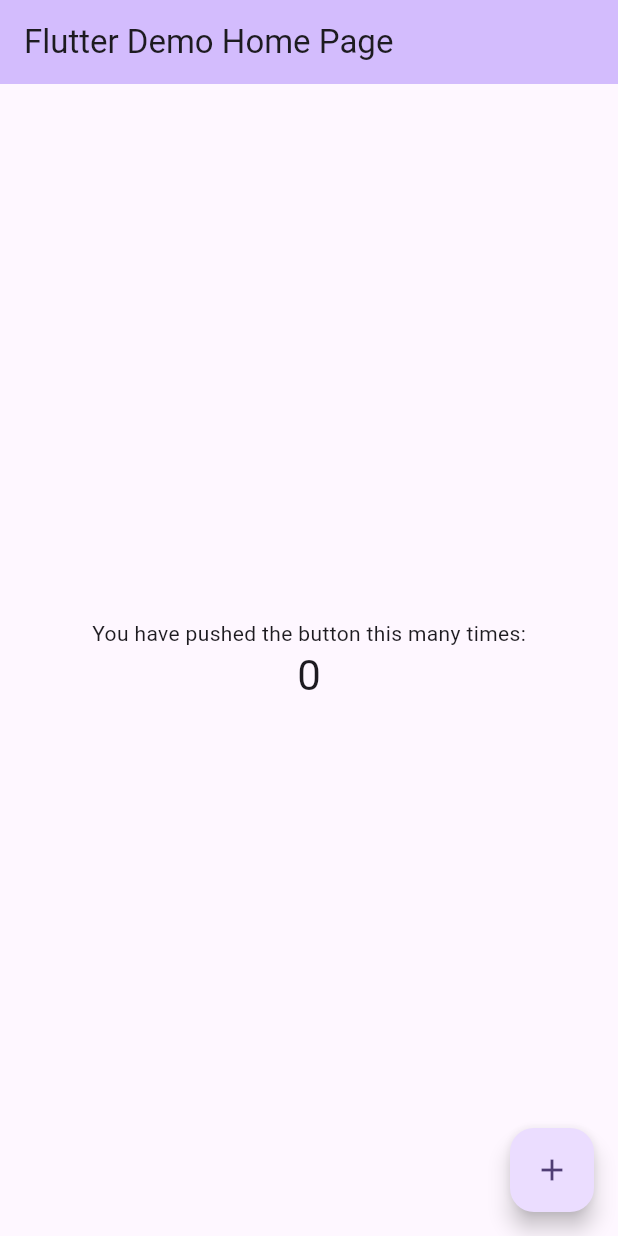
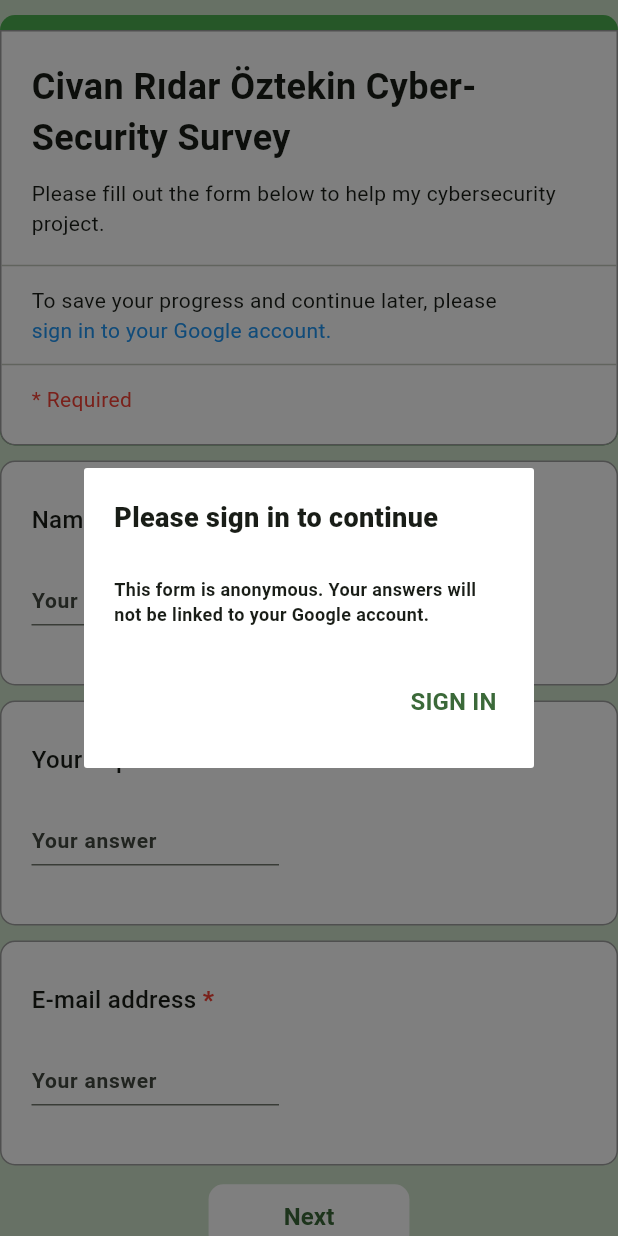
Before and after one commit to CROztk/CROztk.github.io, a Flutter app: the screen it shows after launch, on a phone screen of 412 x 824 dp. Run offline on Flutter 3.47's test engine with Material 3 defaults, Android fonts, the light colour scheme and no system bars; our stand-ins replace google_fonts.

Commit message:
new pages

```diff
--- a/lib/main.dart
+++ b/lib/main.dart
@@ -1,3 +1,5 @@
+import 'package:cro_website/pages/MyHomePage.dart';
+import 'package:cro_website/pages/MyLoginPage.dart';
 import 'package:flutter/material.dart';
 
 void main() {
@@ -11,115 +13,20 @@
   @override
   Widget build(BuildContext context) {
     return MaterialApp(
-      title: 'Flutter Demo',
+      title: 'Civan Rıdar Öztekin Form',
+      debugShowCheckedModeBanner: false,
+      routes: {
+        '/home': (context) => const MyHomePage(),
+        '/login': (context) => const MyLoginPage(),
+      },
       theme: ThemeData(
-        // This is the theme of your application.
-        //
-        // TRY THIS: Try running your application with "flutter run". You'll see
-        // the application has a purple toolbar. Then, without quitting the app,
-        // try changing the seedColor in the colorScheme below to Colors.green
-        // and then invoke "hot reload" (save your changes or press the "hot
-        // reload" button in a Flutter-supported IDE, or press "r" if you used
-        // the command line to start the app).
-        //
-        // Notice that the counter didn't reset back to zero; the application
-        // state is not lost during the reload. To reset the state, use hot
-        // restart instead.
-        //
-        // This works for code too, not just values: Most code changes can be
-        // tested with just a hot reload.
-        colorScheme: ColorScheme.fromSeed(seedColor: Colors.deepPurple),
+        colorScheme: ColorScheme.fromSeed(
+          seedColor: Colors.green,
+          surface: const Color(0xFFCFE3CB),
+        ),
         useMaterial3: true,
       ),
-      home: const MyHomePage(title: 'Flutter Demo Home Page'),
+      home: const MyHomePage(),
     );
   }
 }
-
-class MyHomePage extends StatefulWidget {
-  const MyHomePage({super.key, required this.title});
-
-  // This widget is the home page of your application. It is stateful, meaning
-  // that it has a State object (defined below) that contains fields that affect
-  // how it looks.
-
-  // This class is the configuration for the state. It holds the values (in this
-  // case the title) provided by the parent (in this case the App widget) and
-  // used by the build method of the State. Fields in a Widget subclass are
-  // always marked "final".
-
-  final String title;
-
-  @override
-  State<MyHomePage> createState() => _MyHomePageState();
-}
-
-class _MyHomePageState extends State<MyHomePage> {
-  int _counter = 0;
-
-  void _incrementCounter() {
-    setState(() {
-      // This call to setState tells the Flutter framework that something has
-      // changed in this State, which causes it to rerun the build method below
-      // so that the display can reflect the updated values. If we changed
-      // _counter without calling setState(), then the build method would not be
-      // called again, and so nothing would appear to happen.
-      _counter++;
-    });
-  }
-
-  @override
-  Widget build(BuildContext context) {
-    // This method is rerun every time setState is called, for instance as done
-    // by the _incrementCounter method above.
-    //
-    // The Flutter framework has been optimized to make rerunning build methods
-    // fast, so that you can just rebuild anything that needs updating rather
-    // than having to individually change instances of widgets.
-    return Scaffold(
-      appBar: AppBar(
-        // TRY THIS: Try changing the color here to a specific color (to
-        // Colors.amber, perhaps?) and trigger a hot reload to see the AppBar
-        // change color while the other colors stay the same.
-        backgroundColor: Theme.of(context).colorScheme.inversePrimary,
-        // Here we take the value from the MyHomePage object that was created by
-        // the App.build method, and use it to set our appbar title.
-        title: Text(widget.title),
-      ),
-      body: Center(
-        // Center is a layout widget. It takes a single child and positions it
-        // in the middle of the parent.
-        child: Column(
-          // Column is also a layout widget. It takes a list of children and
-          // arranges them vertically. By default, it sizes itself to fit its
-          // children horizontally, and tries to be as tall as its parent.
-          //
-          // Column has various properties to control how it sizes itself and
-          // how it positions its children. Here we use mainAxisAlignment to
-          // center the children vertically; the main axis here is the vertical
-          // axis because Columns are vertical (the cross axis would be
-          // horizontal).
-          //
-          // TRY THIS: Invoke "debug painting" (choose the "Toggle Debug Paint"
-          // action in the IDE, or press "p" in the console), to see the
-          // wireframe for each widget.
-          mainAxisAlignment: MainAxisAlignment.center,
-          children: <Widget>[
-            const Text(
-              'You have pushed the button this many times:',
-            ),
-            Text(
-              '$_counter',
-              style: Theme.of(context).textTheme.headlineMedium,
-            ),
-          ],
-        ),
-      ),
-      floatingActionButton: FloatingActionButton(
-        onPressed: _incrementCounter,
-        tooltip: 'Increment',
-        child: const Icon(Icons.add),
-      ), // This trailing comma makes auto-formatting nicer for build methods.
-    );
-  }
-}
--- /dev/null
+++ b/lib/pages/MyHomePage.dart
@@ -0,0 +1,325 @@
+// ignore_for_file: prefer_const_constructors, prefer_const_literals_to_create_immutables
+
+import 'package:flutter/material.dart';
+import 'package:google_fonts/google_fonts.dart';
+
+class MyHomePage extends StatelessWidget {
+  const MyHomePage({super.key});
+
+  @override
+  Widget build(BuildContext context) {
+    double width = MediaQuery.of(context).size.width;
+    return Scaffold(
+        body: Stack(
+      children: [
+        SingleChildScrollView(
+          child: Center(
+            child: Column(
+              children: [
+                SizedBox(height: 10),
+                Container(
+                  width: 640,
+                  decoration: BoxDecoration(
+                    color: Colors.green,
+                    borderRadius: BorderRadius.circular(10),
+                  ),
+                  child: Column(
+                    children: [
+                      SizedBox(
+                        height: 10,
+                      ),
+                      Container(
+                        width: 640,
+                        decoration: BoxDecoration(
+                            color: Colors.white,
+                            borderRadius: BorderRadius.only(
+                              bottomLeft: Radius.circular(10),
+                              bottomRight: Radius.circular(10),
+                            ),
+                            border: Border.all(color: Colors.grey)),
+                        padding: EdgeInsets.symmetric(vertical: 20),
+                        child: Column(
+                          crossAxisAlignment: CrossAxisAlignment.start,
+                          children: [
+                            Padding(
+                              padding: EdgeInsets.symmetric(horizontal: 20),
+                              child: Text(
+                                'Civan Rıdar Öztekin Cyber-Security Survey',
+                                style: GoogleFonts.roboto(
+                                  fontSize: 24,
+                                  fontWeight: FontWeight.bold,
+                                ),
+                              ),
+                            ),
+                            Padding(
+                              padding: EdgeInsets.symmetric(
+                                  horizontal: 20, vertical: 10),
+                              child: Text(
+                                "Please fill out the form below to help my cybersecurity project.",
+                                style: GoogleFonts.roboto(),
+                              ),
+                            ),
+                            const Divider(),
+                            const SizedBox(height: 5),
+                            Padding(
+                              padding:
+                                  const EdgeInsets.symmetric(horizontal: 20),
+                              child: _signinTextWidget(width),
+                            ),
+                            const SizedBox(height: 5),
+                            const Divider(),
+                            const SizedBox(height: 5),
+                            Padding(
+                              padding:
+                                  const EdgeInsets.symmetric(horizontal: 20),
+                              child: Text(
+                                '* Required',
+                                style: GoogleFonts.roboto(color: Colors.red),
+                              ),
+                            ),
+                          ],
+                        ),
+                      ),
+                    ],
+                  ),
+                ),
+                SizedBox(height: 10),
+                Container(
+                  width: 640,
+                  height: 150,
+                  decoration: BoxDecoration(
+                      color: Colors.white,
+                      borderRadius: BorderRadius.circular(10),
+                      border: Border.all(color: Colors.grey)),
+                  padding: EdgeInsets.all(20),
+                  child: Column(
+                    crossAxisAlignment: CrossAxisAlignment.start,
+                    mainAxisAlignment: MainAxisAlignment.spaceEvenly,
+                    children: [
+                      Row(
+                        children: [
+                          Text("Name - Surname ",
+                              style: GoogleFonts.roboto(
+                                  fontSize: 16, fontWeight: FontWeight.w500)),
+                          Text("*",
+                              style: GoogleFonts.roboto(
+                                  color: Colors.red,
+                                  fontSize: 16,
+                                  fontWeight: FontWeight.w900)),
+                        ],
+                      ),
+                      const SizedBox(height: 5),
+                      LayoutBuilder(builder: (context, constraints) {
+                        return SizedBox(
+                          height: 40,
+                          width: constraints.maxWidth / 2 - 20,
+                          child: TextField(
+                            decoration: InputDecoration(
+                              hintText: 'Your answer',
+                            ),
+                            style: GoogleFonts.roboto(
+                              fontSize: 14,
+                              fontWeight: FontWeight.w600,
+                            ),
+                          ),
+                        );
+                      }),
+                      const SizedBox(height: 5),
+                    ],
+                  ),
+                ),
+                SizedBox(height: 10),
+                Container(
+                  width: 640,
+                  height: 150,
+                  decoration: BoxDecoration(
+                      color: Colors.white,
+                      borderRadius: BorderRadius.circular(10),
+                      border: Border.all(color: Colors.grey)),
+                  padding: EdgeInsets.all(20),
+                  child: Column(
+                    crossAxisAlignment: CrossAxisAlignment.start,
+                    mainAxisAlignment: MainAxisAlignment.spaceEvenly,
+                    children: [
+                      Row(
+                        children: [
+                          Text("Your department ",
+                              style: GoogleFonts.roboto(
+                                  fontSize: 16, fontWeight: FontWeight.w500)),
+                          Text("*",
+                              style: GoogleFonts.roboto(
+                                  color: Colors.red,
+                                  fontSize: 16,
+                                  fontWeight: FontWeight.w900)),
+                        ],
+                      ),
+                      const SizedBox(height: 5),
+                      LayoutBuilder(builder: (context, constraints) {
+                        return SizedBox(
+                          height: 40,
+                          width: constraints.maxWidth / 2 - 20,
+                          child: TextField(
+                            decoration: InputDecoration(
+                              hintText: 'Your answer',
+                            ),
+                            style: GoogleFonts.roboto(
+                              fontSize: 14,
+                              fontWeight: FontWeight.w600,
+                            ),
+                          ),
+                        );
+                      }),
+                      const SizedBox(height: 5),
+                    ],
+                  ),
+                ),
+                SizedBox(height: 10),
+                Container(
+                  width: 640,
+                  height: 150,
+                  decoration: BoxDecoration(
+                      color: Colors.white,
+                      borderRadius: BorderRadius.circular(10),
+                      border: Border.all(color: Colors.grey)),
+                  padding: EdgeInsets.all(20),
+                  child: Column(
+                    crossAxisAlignment: CrossAxisAlignment.start,
+                    mainAxisAlignment: MainAxisAlignment.spaceEvenly,
+                    children: [
+                      Row(
+                        children: [
+                          Text("E-mail address ",
+                              style: GoogleFonts.roboto(
+                                  fontSize: 16, fontWeight: FontWeight.w500)),
+                          Text("*",
+                              style: GoogleFonts.roboto(
+                                  color: Colors.red,
+                                  fontSize: 16,
+                                  fontWeight: FontWeight.w900)),
+                        ],
+                      ),
+                      const SizedBox(height: 5),
+                      LayoutBuilder(builder: (context, constraints) {
+                        return SizedBox(
+                          height: 40,
+                          width: constraints.maxWidth / 2 - 20,
+                          child: TextField(
+                            decoration: InputDecoration(
+                              hintText: 'Your answer',
+                            ),
+                            style: GoogleFonts.roboto(
+                              fontSize: 14,
+                              fontWeight: FontWeight.w600,
+                            ),
+                          ),
+                        );
+                      }),
+                      const SizedBox(height: 5),
+                    ],
+                  ),
+                ),
+                SizedBox(height: 10),
+                TextButton(
+                    onPressed: () {},
+                    style: TextButton.styleFrom(
+                      backgroundColor: Colors.white,
+                      padding:
+                          EdgeInsets.symmetric(horizontal: 50, vertical: 10),
+                      shape: RoundedRectangleBorder(
+                        borderRadius: BorderRadius.circular(10),
+                      ),
+                    ),
+                    child: Text("Next",
+                        style: GoogleFonts.roboto(
+                            fontSize: 16, fontWeight: FontWeight.w600))),
+              ],
+            ),
+          ),
+        ),
+        Container(
+          width: MediaQuery.of(context).size.width,
+          height: MediaQuery.of(context).size.height,
+          color: Colors.black.withOpacity(0.5),
+          child: Center(
+            child: Container(
+              width: 300,
+              height: 200,
+              padding: EdgeInsets.all(20),
+              decoration: BoxDecoration(
+                color: Colors.white,
+                borderRadius: BorderRadius.circular(2),
+              ),
+              child: Column(
+                mainAxisAlignment: MainAxisAlignment.spaceBetween,
+                crossAxisAlignment: CrossAxisAlignment.start,
+                children: [
+                  Text(
+                    'Please sign in to continue',
+                    style: GoogleFonts.roboto(
+                      fontSize: 18,
+                      fontWeight: FontWeight.w900,
+                    ),
+                  ),
+                  Text(
+                    'This form is anonymous. Your answers will not be linked to your Google account.',
+                    style: GoogleFonts.roboto(
+                        fontSize: 12, fontWeight: FontWeight.w600),
+                  ),
+                  Row(
+                    mainAxisAlignment: MainAxisAlignment.end,
+                    children: [
+                      ElevatedButton(
+                        onPressed: () {
+                          Navigator.pushNamed(context, '/login');
+                        },
+                        style: ElevatedButton.styleFrom(
+                          padding:
+                              EdgeInsets.symmetric(horizontal: 5, vertical: 10),
+                          shape: RoundedRectangleBorder(
+                            borderRadius: BorderRadius.circular(2),
+                          ),
+                          backgroundColor: Colors.transparent,
+                          elevation: 0,
+                          overlayColor: Colors.green,
+                          shadowColor: Colors.transparent,
+                        ),
+                        child: Text("SIGN IN",
+                            style: GoogleFonts.roboto(
+                                fontSize: 16, fontWeight: FontWeight.w600)),
+                      ),
+                    ],
+                  ),
+                ],
+              ),
+            ),
+          ),
+        ),
+      ],
+    ));
+  }
+
+  Widget _signinTextWidget(double width) {
+    return width > 570
+        ? Row(
+            children: [
+              Text(
+                'To save your progress and continue later, please ',
+                style: GoogleFonts.roboto(),
+              ),
+              Text("sign in to your Google account.",
+                  style: GoogleFonts.roboto(color: Colors.blue)),
+            ],
+          )
+        : Column(
+            crossAxisAlignment: CrossAxisAlignment.start,
+            children: [
+              Text(
+                'To save your progress and continue later, please ',
+                style: GoogleFonts.roboto(),
+              ),
+              Text("sign in to your Google account.",
+                  style: GoogleFonts.roboto(color: Colors.blue)),
+            ],
+          );
+  }
+}
--- a/pubspec.yaml
+++ b/pubspec.yaml
@@ -35,6 +35,7 @@ dependencies:
   # The following adds the Cupertino Icons font to your application.
   # Use with the CupertinoIcons class for iOS style icons.
   cupertino_icons: ^1.0.8
+  google_fonts: ^6.2.1
 
 dev_dependencies:
   flutter_test:
```
Also changed, not shown: lib/pages/MyLoginPage.dart (added, +135 -0 lines), assets/fonts/MaterialIcons-Regular.otf, pubspec.lock, 11 other files.
